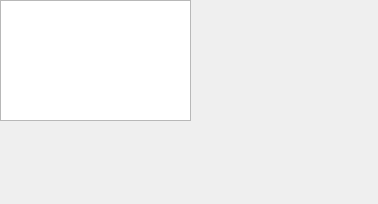
This is src/Log/LogGui.ui in Nepta/nixjdr as Qt 5 draws it before an edit. The edited form follows.
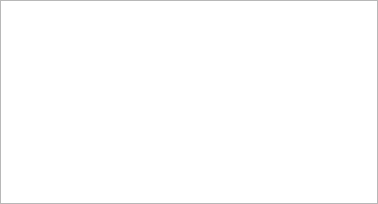
This is the edited form.

Commit message: no static value for LogGui geometry

Patch:
```diff
--- a/src/Log/LogGui.ui
+++ b/src/Log/LogGui.ui
@@ -19,19 +19,30 @@
   <property name="windowTitle">
    <string>Form</string>
   </property>
-  <widget class="QListWidget" name="listWidget_">
-   <property name="geometry">
-    <rect>
-     <x>0</x>
-     <y>0</y>
-     <width>191</width>
-     <height>121</height>
-    </rect>
+  <layout class="QVBoxLayout" name="verticalLayout">
+   <property name="spacing">
+    <number>0</number>
    </property>
-   <property name="selectionRectVisible">
-    <bool>true</bool>
+   <property name="leftMargin">
+    <number>0</number>
    </property>
-  </widget>
+   <property name="topMargin">
+    <number>0</number>
+   </property>
+   <property name="rightMargin">
+    <number>0</number>
+   </property>
+   <property name="bottomMargin">
+    <number>0</number>
+   </property>
+   <item>
+    <widget class="QListWidget" name="listWidget_">
+     <property name="selectionRectVisible">
+      <bool>true</bool>
+     </property>
+    </widget>
+   </item>
+  </layout>
  </widget>
  <resources/>
  <connections/>
```
